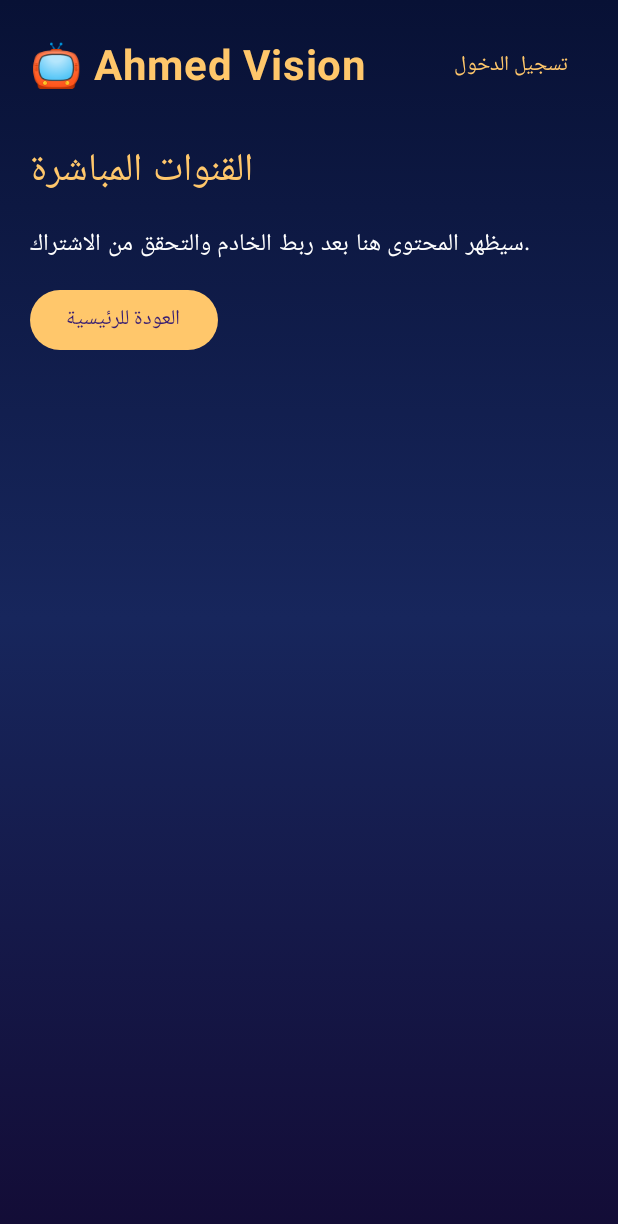
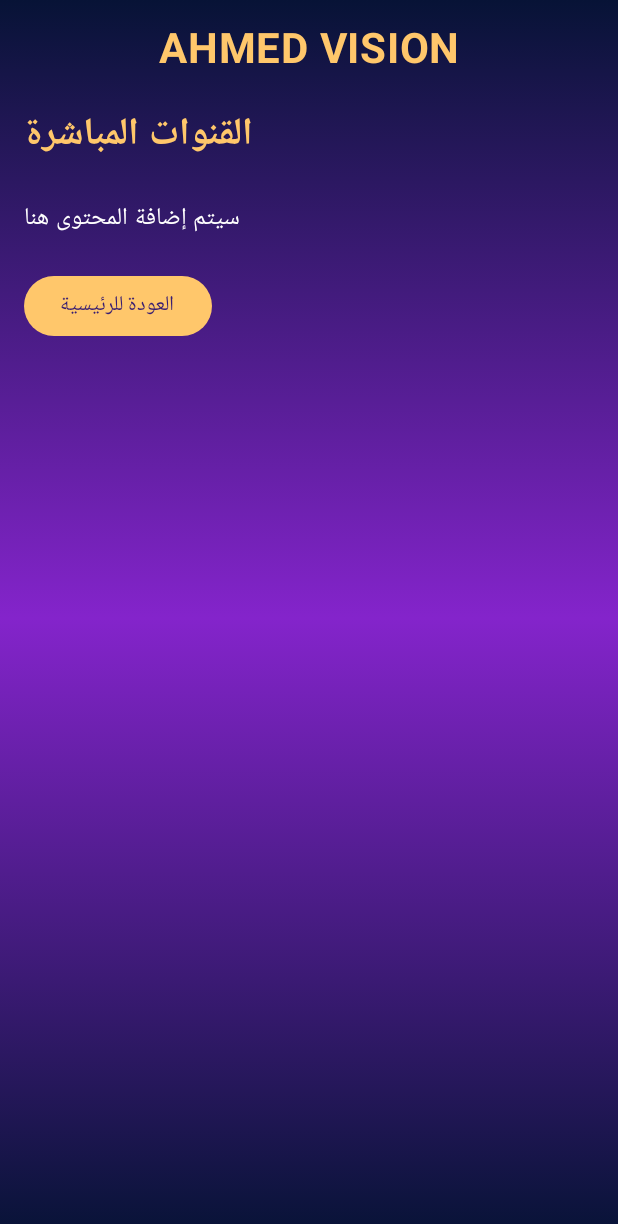
Before and after one commit to abusabihaahmed-web/Ahmedvision., an Android app built with Jetpack Compose: the screen it shows after launch (MainActivity), after a tap on an icon or button, on a phone screen of 412 x 824 dp. Shown: the top 1224 px of the screen. Run offline under Robolectric (Android 15) with nearby library versions, the phone set to English and light mode, and no system bars.

Commit message:
Update MainActivity.kt

```diff
--- a/app/src/main/java/com/ahmedvision/app/MainActivity.kt
+++ b/app/src/main/java/com/ahmedvision/app/MainActivity.kt
@@ -1,3 +1,4 @@
+
 package com.ahmedvision.app
 
 import android.os.Bundle
@@ -23,64 +24,162 @@ import androidx.compose.ui.unit.sp
 private val navy = Color(0xFF071336)
 private val purple = Color(0xFF8424CB)
 private val gold = Color(0xFFFFC76B)
-private val entries = listOf("📺" to "القنوات المباشرة", "🎬" to "الأفلام", "🎞" to "المسلسلات", "⚽" to "الرياضة", "🧒" to "قنوات الأطفال", "⭐" to "المفضلة", "🔎" to "بحث", "🔄" to "تحديث المحتوى", "📅" to "دليل البرامج")
+
+private val sections = listOf(
+    "📺" to "القنوات المباشرة",
+    "🎬" to "الأفلام",
+    "🎞" to "المسلسلات",
+    "⚽" to "الرياضة",
+    "🧒" to "قنوات الأطفال",
+    "⭐" to "المفضلة"
+)
 
 class MainActivity : ComponentActivity() {
-    override fun onCreate(savedInstanceState: Bundle?) { super.onCreate(savedInstanceState); setContent { AhmedVisionApp() } }
+    override fun onCreate(savedInstanceState: Bundle?) {
+        super.onCreate(savedInstanceState)
+        setContent {
+            AhmedVisionApp()
+        }
+    }
 }
 
 @Composable
 fun AhmedVisionApp() {
-    var screen by remember { mutableStateOf("home") }
-    var method by remember { mutableStateOf("xtream") }
-    var server by remember { mutableStateOf("") }
-    var username by remember { mutableStateOf("") }
-    var password by remember { mutableStateOf("") }
-    var code by remember { mutableStateOf("") }
-    val colors = listOf(Color(0xFF6A22B9), Color(0xFF0764D7), Color(0xFFCB176B), Color(0xFF009DAB), Color(0xFFED8A17), Color(0xFF7534C4))
-    MaterialTheme(colorScheme = darkColorScheme(primary = gold, background = navy, surface = Color(0xFF12244B))) {
-        Column(modifier = Modifier.fillMaxSize().background(Brush.verticalGradient(listOf(Color(0xFF081135), Color(0xFF17265C), Color(0xFF130C36)))).padding(20.dp)) {
-            Row(verticalAlignment = Alignment.CenterVertically) {
-                Text("📺 Ahmed Vision", fontSize = 28.sp, fontWeight = FontWeight.Bold, color = gold)
-                Spacer(Modifier.weight(1f))
-                TextButton(onClick = { screen = if (screen == "login") "home" else "login" }) { Text(if (screen == "login") "الرئيسية" else "تسجيل الدخول") }
-            }
-            Spacer(Modifier.height(24.dp))
-            if (screen == "home") {
-                Text("أهلًا بك في Ahmed Vision", color = Color.White, fontSize = 24.sp)
-                Text("واجهة تجريبية — اربط اشتراكك المرخّص لتظهر المحتويات", color = Color.LightGray)
-                Spacer(Modifier.height(20.dp))
-                LazyVerticalGrid(columns = GridCells.Adaptive(155.dp), horizontalArrangement = Arrangement.spacedBy(12.dp), verticalArrangement = Arrangement.spacedBy(12.dp)) {
-                    items(entries) { entry ->
-                        val index = entries.indexOf(entry)
-                        Column(modifier = Modifier.height(145.dp).background(Brush.verticalGradient(listOf(colors[index % colors.size], navy)), RoundedCornerShape(20.dp)).border(1.dp, gold.copy(alpha = .35f), RoundedCornerShape(20.dp)).clickable { screen = entry.second }.padding(12.dp), horizontalAlignment = Alignment.CenterHorizontally, verticalArrangement = Arrangement.Center) {
-                            Text(entry.first, fontSize = 35.sp)
-                            Spacer(Modifier.height(10.dp))
-                            Text(entry.second, color = Color.White, fontWeight = FontWeight.Bold, textAlign = TextAlign.Center)
+    var selected by remember {
+        mutableStateOf("الرئيسية")
+    }
+
+    MaterialTheme(
+        colorScheme = darkColorScheme(
+            primary = gold,
+            background = navy
+        )
+    ) {
+        Column(
+            modifier = Modifier
+                .fillMaxSize()
+                .background(
+                    Brush.verticalGradient(
+                        listOf(navy, purple, navy)
+                    )
+                )
+                .padding(16.dp)
+        ) {
+            Text(
+                text = "AHMED VISION",
+                color = gold,
+                fontSize = 28.sp,
+                fontWeight = FontWeight.Bold,
+                modifier = Modifier.fillMaxWidth(),
+                textAlign = TextAlign.Center
+            )
+
+            Spacer(Modifier.height(20.dp))
+
+            if (selected == "الرئيسية") {
+                Column(
+                    modifier = Modifier
+                        .fillMaxWidth()
+                        .background(
+                            Color(0xFF202052),
+                            RoundedCornerShape(20.dp)
+                        )
+                        .padding(24.dp),
+                    horizontalAlignment =
+                        Alignment.CenterHorizontally
+                ) {
+                    Text("🕌", fontSize = 65.sp)
+
+                    Text(
+                        "أهلاً بك في أحمد فيجن",
+                        color = Color.White,
+                        fontSize = 23.sp,
+                        fontWeight = FontWeight.Bold
+                    )
+
+                    Text(
+                        "عالم الترفيه بين يديك",
+                        color = gold,
+                        fontSize = 16.sp
+                    )
+                }
+
+                Spacer(Modifier.height(24.dp))
+
+                Text(
+                    "الأقسام",
+                    color = Color.White,
+                    fontSize = 22.sp,
+                    fontWeight = FontWeight.Bold
+                )
+
+                Spacer(Modifier.height(12.dp))
+
+                LazyVerticalGrid(
+                    columns = GridCells.Fixed(2),
+                    horizontalArrangement =
+                        Arrangement.spacedBy(12.dp),
+                    verticalArrangement =
+                        Arrangement.spacedBy(12.dp)
+                ) {
+                    items(sections) { section ->
+                        Column(
+                            modifier = Modifier
+                                .height(135.dp)
+                                .background(
+                                    Color(0xFF34246C),
+                                    RoundedCornerShape(18.dp)
+                                )
+                                .clickable {
+                                    selected = section.second
+                                }
+                                .padding(12.dp),
+                            horizontalAlignment =
+                                Alignment.CenterHorizontally,
+                            verticalArrangement =
+                                Arrangement.Center
+                        ) {
+                            Text(
+                                section.first,
+                                fontSize = 38.sp
+                            )
+
+                            Spacer(Modifier.height(8.dp))
+
+                            Text(
+                                section.second,
+                                color = Color.White,
+                                fontSize = 17.sp,
+                                fontWeight = FontWeight.Bold,
+                                textAlign = TextAlign.Center
+                            )
                         }
                     }
                 }
-            } else if (screen == "login") {
-                Text("تسجيل الدخول", color = Color.White, fontSize = 26.sp, fontWeight = FontWeight.Bold)
-                Row { FilterChip(selected = method == "xtream", onClick = { method = "xtream" }, label = { Text("Xtream") }); Spacer(Modifier.width(10.dp)); FilterChip(selected = method == "code", onClick = { method = "code" }, label = { Text("كود التفعيل") }) }
-                Spacer(Modifier.height(12.dp))
-                if (method == "xtream") {
-                    OutlinedTextField(server, { server = it }, label = { Text("رابط الخادم HTTPS") }, singleLine = true)
-                    OutlinedTextField(username, { username = it }, label = { Text("اسم المستخدم") }, singleLine = true)
-                    OutlinedTextField(password, { password = it }, label = { Text("كلمة المرور") }, singleLine = true, visualTransformation = androidx.compose.ui.text.input.PasswordVisualTransformation())
-                    Text("الاتصال بالخادم قيد التطوير؛ لا تُدخل بيانات حقيقية في هذه النسخة التجريبية.", color = Color.LightGray)
-                } else {
-                    OutlinedTextField(code, { code = it }, label = { Text("كود التفعيل") }, singleLine = true)
-                    Text("تفعيل الأكواد يتطلب خادم إدارة اشتراكات؛ غير متصل حاليًا.", color = Color.LightGray)
+            } else {
+                Text(
+                    selected,
+                    color = gold,
+                    fontSize = 25.sp,
+                    fontWeight = FontWeight.Bold
+                )
+
+                Spacer(Modifier.height(20.dp))
+
+                Text(
+                    "سيتم إضافة المحتوى هنا",
+                    color = Color.White
+                )
+
+                Spacer(Modifier.height(20.dp))
+
+                Button(
+                    onClick = {
+                        selected = "الرئيسية"
+                    }
+                ) {
+                    Text("العودة للرئيسية")
                 }
-                Spacer(Modifier.height(16.dp))
-                Button(onClick = {}, enabled = false) { Text("اتصال — قريبًا") }
-            } else {
-                Text(screen, color = gold, fontSize = 26.sp)
-                Spacer(Modifier.height(12.dp))
-                Text("سيظهر المحتوى هنا بعد ربط الخادم والتحقق من الاشتراك.", color = Color.White)
-                Spacer(Modifier.height(12.dp))
-                Button(onClick = { screen = "home" }) { Text("العودة للرئيسية") }
             }
         }
     }
```
